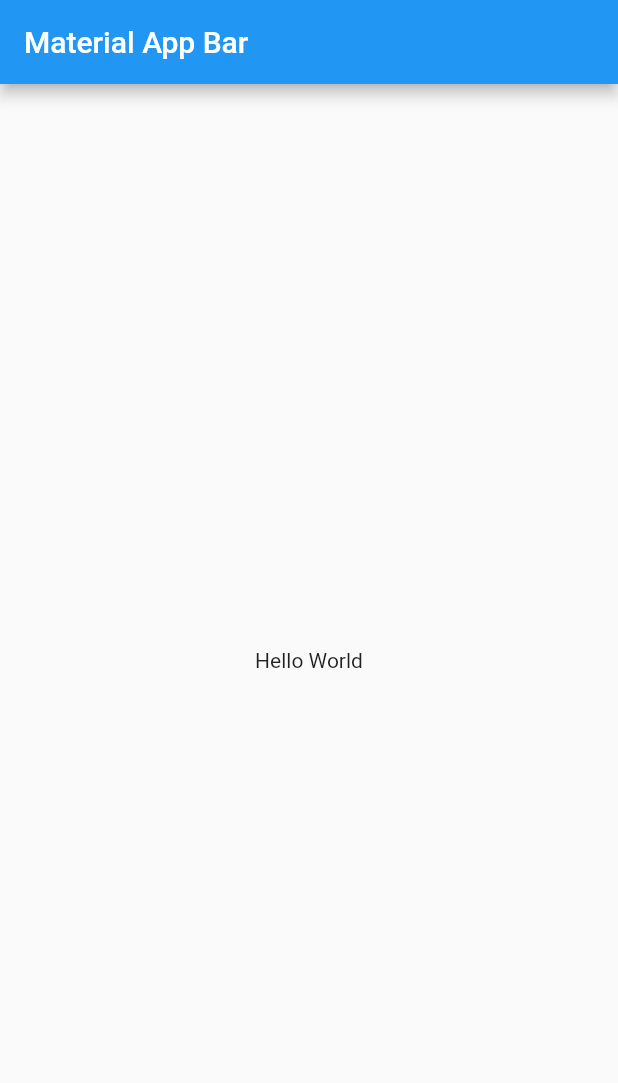
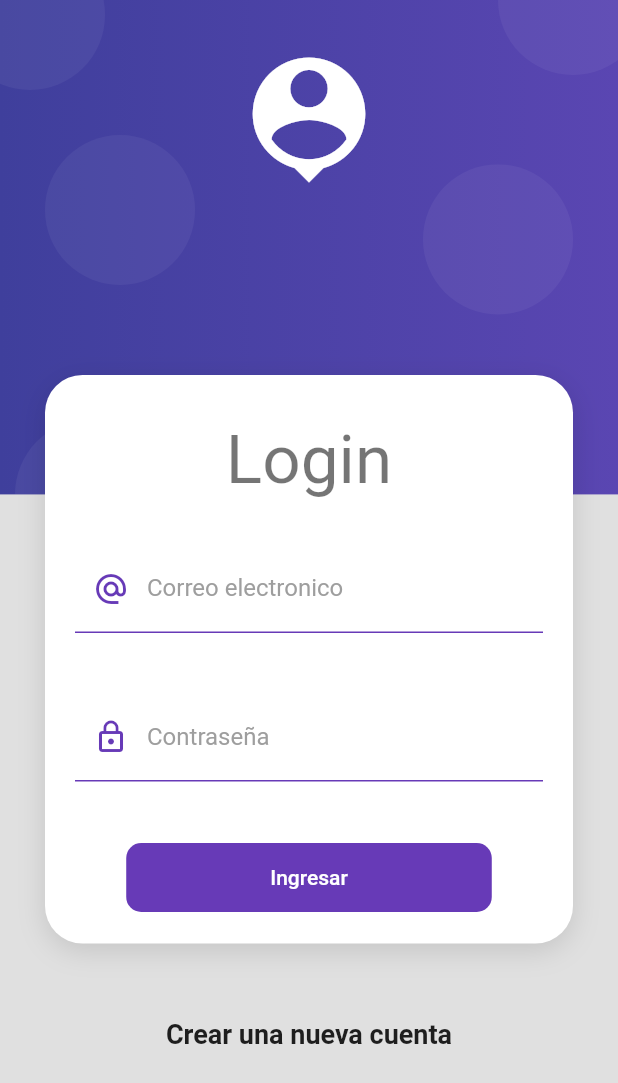
Before and after one commit to DiegoJavb/productos_app, a Flutter app: the screen it shows after launch, on a phone screen of 412 x 824 dp. Shown: the top 1083 px of the screen. Run offline on Flutter 3.47's test engine with Material 2 defaults, Android fonts, the phone set to English and light mode, and no system bars.

Commit message:
input de los formularios

```diff
--- a/lib/main.dart
+++ b/lib/main.dart
@@ -1,4 +1,5 @@
 import 'package:flutter/material.dart';
+import 'package:productos_app/screens/screens.dart';
 
 void main() => runApp(const MyApp());
 
@@ -8,15 +9,15 @@ class MyApp extends StatelessWidget {
   @override
   Widget build(BuildContext context) {
     return MaterialApp(
-      title: 'Material App',
-      home: Scaffold(
-        appBar: AppBar(
-          title: const Text('Material App Bar'),
-        ),
-        body: const Center(
-          child: Text('Hello World'),
-        ),
-      ),
+      debugShowCheckedModeBanner: false,
+      title: 'Products App',
+      initialRoute: 'login',
+      routes: {
+        'login': (_) => const LoginScreen(),
+        'home': (_) => const HomeScreen(),
+      },
+      theme:
+          ThemeData.light().copyWith(scaffoldBackgroundColor: Colors.grey[300]),
     );
   }
 }
--- /dev/null
+++ b/lib/screens/home_screen.dart
@@ -0,0 +1,14 @@
+import 'package:flutter/material.dart';
+
+class HomeScreen extends StatelessWidget {
+  const HomeScreen({Key? key}) : super(key: key);
+
+  @override
+  Widget build(BuildContext context) {
+    return const Scaffold(
+      body: Center(
+        child: Text('HomeScreen'),
+      ),
+    );
+  }
+}
--- /dev/null
+++ b/lib/screens/login_screen.dart
@@ -0,0 +1,97 @@
+import 'package:flutter/material.dart';
+import 'package:productos_app/ui/input_decorations.dart';
+import 'package:productos_app/widgets/widgets.dart';
+
+class LoginScreen extends StatelessWidget {
+  const LoginScreen({Key? key}) : super(key: key);
+
+  @override
+  Widget build(BuildContext context) {
+    return Scaffold(
+      body: AuthBackground(
+        child: SingleChildScrollView(
+          child: Column(
+            children: [
+              const SizedBox(height: 250),
+              CardContainer(
+                child: Column(
+                  children: [
+                    const SizedBox(height: 10),
+                    Text(
+                      'Login',
+                      style: Theme.of(context).textTheme.displaySmall,
+                    ),
+                    const SizedBox(height: 30),
+                    _LoginForm()
+                  ],
+                ),
+              ),
+              const SizedBox(height: 50),
+              const Text(
+                'Crear una nueva cuenta',
+                style: TextStyle(
+                  fontSize: 18,
+                  fontWeight: FontWeight.bold,
+                ),
+              ),
+              SizedBox(
+                height: 50,
+              )
+            ],
+          ),
+        ),
+      ),
+    );
+  }
+}
+
+class _LoginForm extends StatelessWidget {
+  @override
+  Widget build(BuildContext context) {
+    return Form(
+      //TODO: mantener la referencia al KEY
+      child: Column(
+        children: [
+          TextFormField(
+            autocorrect: false,
+            keyboardType: TextInputType.emailAddress,
+            decoration: InputDecorations.authInputDecoration(
+              hintText: 'john.doe@gmail.com',
+              labelText: 'Correo electronico',
+              prefixIcon: Icons.alternate_email_sharp,
+            ),
+          ),
+          const SizedBox(height: 40),
+          TextFormField(
+            autocorrect: false,
+            obscureText: true,
+            keyboardType: TextInputType.emailAddress,
+            decoration: InputDecorations.authInputDecoration(
+              hintText: '******',
+              labelText: 'Contraseña',
+              prefixIcon: Icons.lock_outline,
+            ),
+          ),
+          const SizedBox(height: 40),
+          MaterialButton(
+            shape:
+                RoundedRectangleBorder(borderRadius: BorderRadius.circular(10)),
+            disabledColor: Colors.grey,
+            elevation: 0,
+            color: Colors.deepPurple,
+            child: Container(
+              padding: const EdgeInsets.symmetric(horizontal: 80, vertical: 15),
+              child: const Text(
+                'Ingresar',
+                style: TextStyle(color: Colors.white),
+              ),
+            ),
+            onPressed: () {
+              //TODO: submit form:
+            },
+          )
+        ],
+      ),
+    );
+  }
+}
--- /dev/null
+++ b/lib/screens/screens.dart
@@ -0,0 +1,2 @@
+export 'package:productos_app/screens/home_screen.dart';
+export 'package:productos_app/screens/login_screen.dart';
--- /dev/null
+++ b/lib/ui/input_decorations.dart
@@ -0,0 +1,25 @@
+import 'package:flutter/material.dart';
+
+class InputDecorations {
+  static InputDecoration authInputDecoration({
+    required String hintText,
+    required String labelText,
+    IconData? prefixIcon,
+  }) {
+    return InputDecoration(
+      enabledBorder: const UnderlineInputBorder(
+        borderSide: BorderSide(color: Colors.deepPurple),
+      ),
+      focusedBorder: const UnderlineInputBorder(
+        borderSide: BorderSide(color: Colors.deepPurple, width: 2),
+      ),
+      hintText: hintText,
+      labelText: labelText,
+      labelStyle: const TextStyle(color: Colors.grey),
+      // Icons.alternate_email_sharp,
+      prefixIcon: prefixIcon != null
+          ? Icon(prefixIcon, color: Colors.deepPurple)
+          : null,
+    );
+  }
+}
--- /dev/null
+++ b/lib/widgets/auth_background.dart
@@ -0,0 +1,97 @@
+import 'package:flutter/material.dart';
+
+class AuthBackground extends StatelessWidget {
+  final Widget child;
+  const AuthBackground({super.key, required this.child});
+  @override
+  Widget build(BuildContext context) {
+    return SizedBox(
+      width: double.infinity,
+      height: double.infinity,
+      child: Stack(
+        children: [_PurpleBox(), _HeaderIcon(), child],
+      ),
+    );
+  }
+}
+
+class _HeaderIcon extends StatelessWidget {
+  @override
+  Widget build(BuildContext context) {
+    return SafeArea(
+      child: Container(
+        margin: const EdgeInsets.only(top: 30),
+        width: double.infinity,
+        child: const Icon(
+          Icons.person_pin,
+          color: Colors.white,
+          size: 100,
+        ),
+      ),
+    );
+  }
+}
+
+class _PurpleBox extends StatelessWidget {
+  @override
+  Widget build(BuildContext context) {
+    final size = MediaQuery.of(context).size;
+    return Container(
+      width: double.infinity,
+      height: size.height * 0.4,
+      decoration: _purpleBackground(),
+      child: Stack(
+        children: [
+          Positioned(
+            top: 90,
+            left: 30,
+            child: _Bubble(),
+          ),
+          Positioned(
+            top: -40,
+            left: -30,
+            child: _Bubble(),
+          ),
+          Positioned(
+            top: -50,
+            right: -20,
+            child: _Bubble(),
+          ),
+          Positioned(
+            bottom: -50,
+            left: 10,
+            child: _Bubble(),
+          ),
+          Positioned(
+            bottom: 120,
+            right: 30,
+            child: _Bubble(),
+          ),
+        ],
+      ),
+    );
+  }
+
+  BoxDecoration _purpleBackground() => const BoxDecoration(
+        gradient: LinearGradient(
+          colors: [
+            Color.fromRGBO(63, 63, 156, 1),
+            Color.fromRGBO(90, 70, 178, 1),
+          ],
+        ),
+      );
+}
+
+class _Bubble extends StatelessWidget {
+  @override
+  Widget build(BuildContext context) {
+    return Container(
+      width: 100,
+      height: 100,
+      decoration: BoxDecoration(
+        borderRadius: BorderRadius.circular(100),
+        color: const Color.fromRGBO(255, 255, 255, 0.05),
+      ),
+    );
+  }
+}
--- /dev/null
+++ b/lib/widgets/card_container.dart
@@ -0,0 +1,31 @@
+import 'package:flutter/material.dart';
+
+class CardContainer extends StatelessWidget {
+  final Widget child;
+
+  const CardContainer({super.key, required this.child});
+  @override
+  Widget build(BuildContext context) {
+    return Padding(
+      padding: const EdgeInsets.symmetric(horizontal: 30),
+      child: Container(
+        width: double.infinity,
+        padding: const EdgeInsets.all(20),
+        decoration: _createCardShape(),
+        child: child,
+      ),
+    );
+  }
+
+  BoxDecoration _createCardShape() => BoxDecoration(
+        color: Colors.white,
+        borderRadius: BorderRadius.circular(25),
+        boxShadow: const [
+          BoxShadow(
+            color: Colors.black12,
+            blurRadius: 15,
+            offset: Offset(0, 5),
+          )
+        ],
+      );
+}
--- /dev/null
+++ b/lib/widgets/widgets.dart
@@ -0,0 +1,2 @@
+export 'package:productos_app/widgets/card_container.dart';
+export 'package:productos_app/widgets/auth_background.dart';
```
